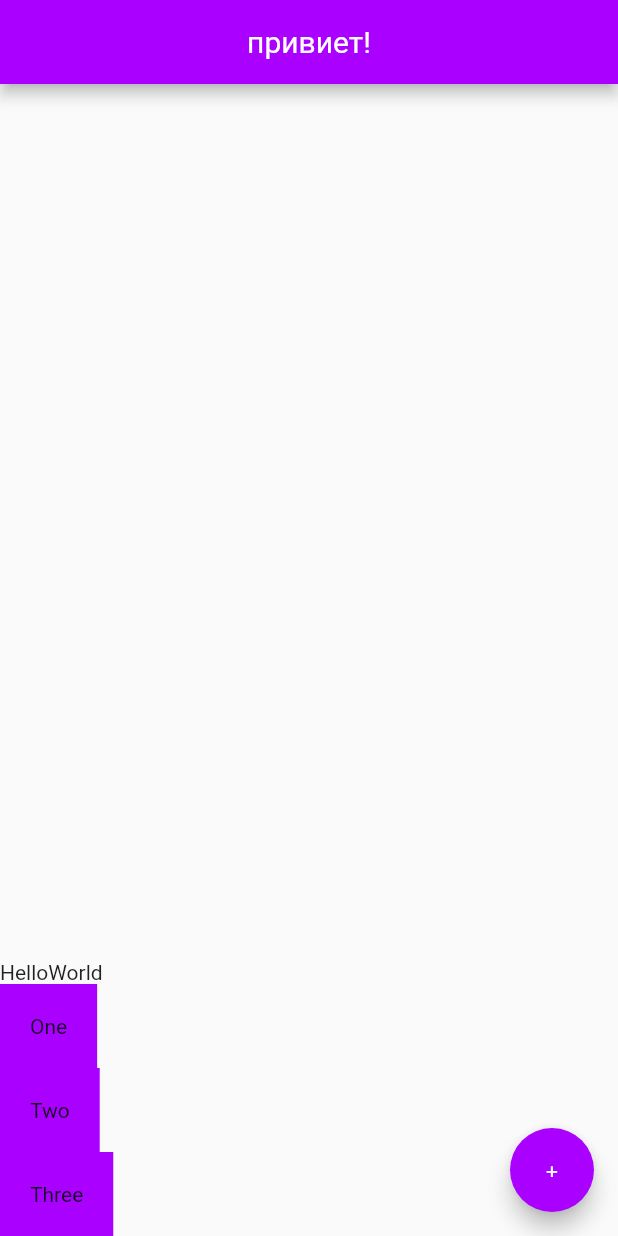
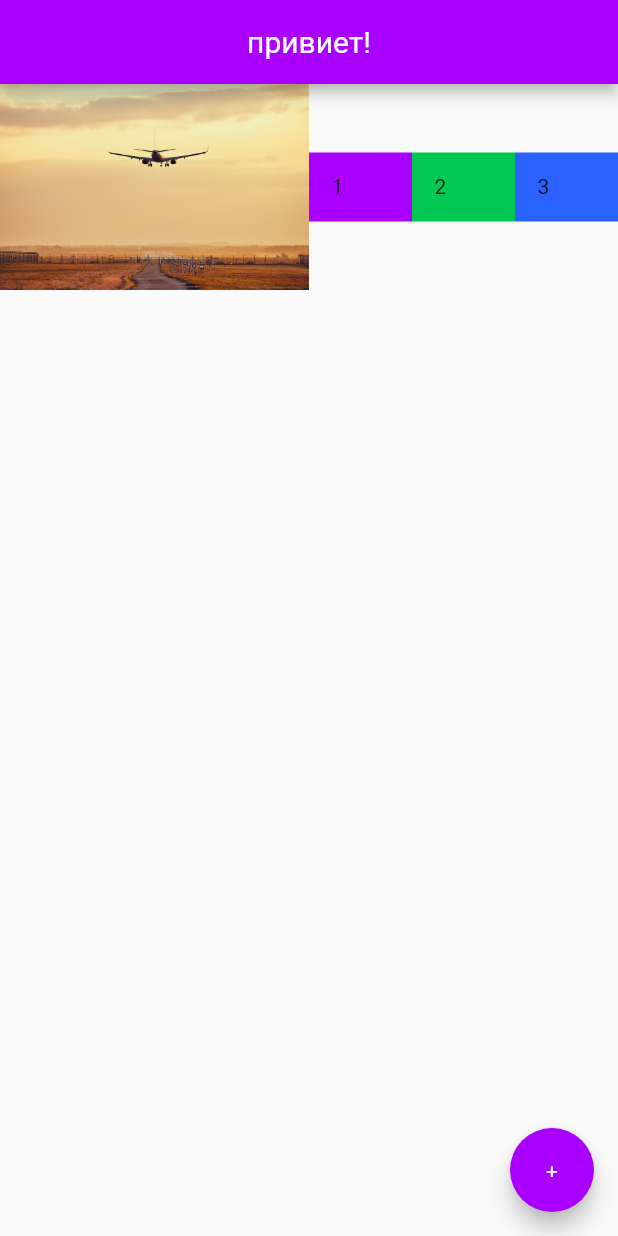
Before and after one commit to kuuga2000/flutterndart, a Flutter app: the screen it shows after launch, on a phone screen of 412 x 824 dp. Run offline on Flutter 3.47's test engine with Material 2 defaults, Android fonts, the phone set to English and light mode, and no system bars.

Commit message:
Expanded Widgets

```diff
--- a/lib/main.dart
+++ b/lib/main.dart
@@ -16,31 +16,36 @@ class Home extends StatelessWidget {
         centerTitle: true,
         backgroundColor: Colors.purpleAccent[700],
       ),
-      body: Column(
-        mainAxisAlignment: MainAxisAlignment.end,
-        crossAxisAlignment: CrossAxisAlignment.start,
+      body: Row(
         children: <Widget>[
-          Row(
-            children: <Widget>[
-              Text("Hello"),
-              Text("World")
-            ],
+          Expanded(
+              child: Image.asset('assets/images/airplane-5216583_960_720.jpg'),
+            flex: 3
           ),
-          Container(
-            padding: EdgeInsets.all(20.0),
-            color: Colors.purpleAccent[700],
-            child: Text("One")
+          Expanded(
+            flex: 1,
+            child: Container(
+              padding: EdgeInsets.all(15.0),
+              child: Text('1'),
+              color:Colors.purpleAccent[700],
+            ),
           ),
-          Container(
-              padding: EdgeInsets.all(20.0),
-              color: Colors.purpleAccent[700],
-              child: Text("Two")
+          Expanded(
+            flex: 1,
+            child: Container(
+              padding: EdgeInsets.all(15.0),
+              child: Text('2'),
+              color:Colors.greenAccent[700],
+            ),
           ),
-          Container(
-              padding: EdgeInsets.all(20.0),
-              color: Colors.purpleAccent[700],
-              child: Text("Three")
-          ),
+          Expanded(
+            flex: 1,
+            child: Container(
+              padding: EdgeInsets.all(15.0),
+              child: Text('3'),
+              color:Colors.blueAccent[700],
+            ),
+          )
         ],
       ),
       floatingActionButton: FloatingActionButton(
```
